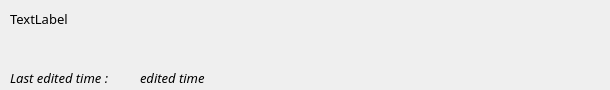
HelgaBK/boop_2nd_1sem, file Notes/singlenoteview.ui: the form before one commit.
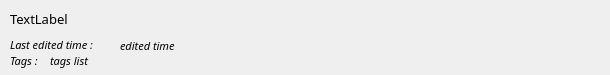
The form after the commit.

Commit message: Added tags to single note view

The edit to the form file:
```diff
--- a/Notes/singlenoteview.ui
+++ b/Notes/singlenoteview.ui
@@ -7,19 +7,19 @@
     <x>0</x>
     <y>0</y>
     <width>610</width>
-    <height>90</height>
+    <height>75</height>
    </rect>
   </property>
   <property name="minimumSize">
    <size>
     <width>610</width>
-    <height>90</height>
+    <height>75</height>
    </size>
   </property>
   <property name="maximumSize">
    <size>
     <width>610</width>
-    <height>90</height>
+    <height>75</height>
    </size>
   </property>
   <property name="font">
@@ -37,7 +37,7 @@
      <x>10</x>
      <y>10</y>
      <width>591</width>
-     <height>51</height>
+     <height>21</height>
     </rect>
    </property>
    <property name="text">
@@ -51,13 +51,14 @@
    <property name="geometry">
     <rect>
      <x>10</x>
-     <y>70</y>
+     <y>37</y>
      <width>121</width>
      <height>16</height>
     </rect>
    </property>
    <property name="font">
     <font>
+     <pointsize>8</pointsize>
      <italic>true</italic>
     </font>
    </property>
@@ -68,14 +69,15 @@
   <widget class="QLabel" name="editedTime">
    <property name="geometry">
     <rect>
-     <x>140</x>
-     <y>70</y>
-     <width>461</width>
-     <height>16</height>
+     <x>120</x>
+     <y>36</y>
+     <width>471</width>
+     <height>20</height>
     </rect>
    </property>
    <property name="font">
     <font>
+     <pointsize>8</pointsize>
      <italic>true</italic>
     </font>
    </property>
@@ -83,6 +85,44 @@
     <string>edited time</string>
    </property>
   </widget>
+  <widget class="QLabel" name="editedTime_2">
+   <property name="geometry">
+    <rect>
+     <x>50</x>
+     <y>51</y>
+     <width>541</width>
+     <height>20</height>
+    </rect>
+   </property>
+   <property name="font">
+    <font>
+     <pointsize>8</pointsize>
+     <italic>true</italic>
+    </font>
+   </property>
+   <property name="text">
+    <string>tags list</string>
+   </property>
+  </widget>
+  <widget class="QLabel" name="labelEditedTime_2">
+   <property name="geometry">
+    <rect>
+     <x>10</x>
+     <y>51</y>
+     <width>41</width>
+     <height>20</height>
+    </rect>
+   </property>
+   <property name="font">
+    <font>
+     <pointsize>8</pointsize>
+     <italic>true</italic>
+    </font>
+   </property>
+   <property name="text">
+    <string>Tags :</string>
+   </property>
+  </widget>
  </widget>
  <resources/>
  <connections/>
```
The commit also changes 2 other files.
